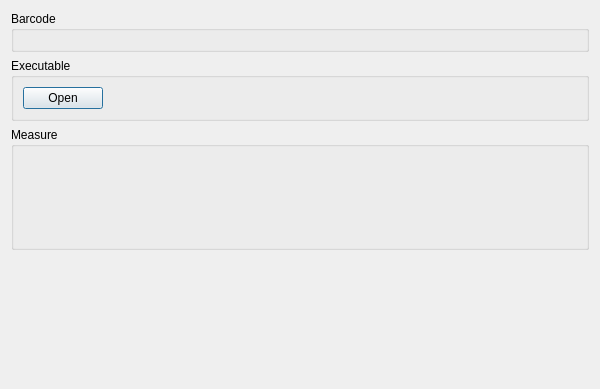
First picture: the form in src/dialogs/runnable_dialog.ui, repository CLSA/cypress, before the edit.
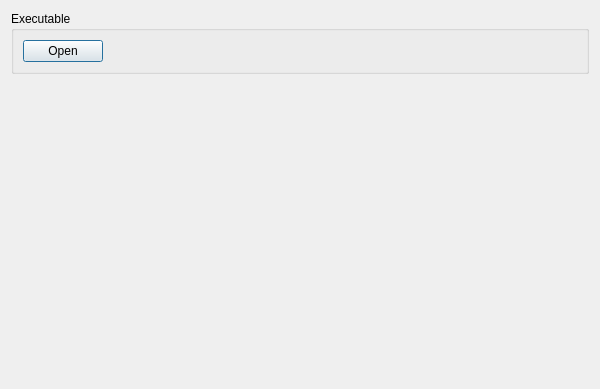
Second picture: the form after the edit. Custom widgets are drawn as their Qt base class.

Diff of the .ui file:
```diff
--- a/src/dialogs/runnable_dialog.ui
+++ b/src/dialogs/runnable_dialog.ui
@@ -20,24 +20,6 @@
    <string/>
   </property>
   <layout class="QVBoxLayout" name="verticalLayout_2">
-   <item>
-    <widget class="QGroupBox" name="idGroupBox">
-     <property name="sizePolicy">
-      <sizepolicy hsizetype="Preferred" vsizetype="Maximum">
-       <horstretch>0</horstretch>
-       <verstretch>0</verstretch>
-      </sizepolicy>
-     </property>
-     <property name="title">
-      <string>Barcode</string>
-     </property>
-     <layout class="QHBoxLayout" name="horizontalLayout">
-      <item>
-       <widget class="BarcodeWidget" name="barcodeWidget" native="true"/>
-      </item>
-     </layout>
-    </widget>
-   </item>
    <item>
     <widget class="QGroupBox" name="pathGroupBox">
      <property name="sizePolicy">
@@ -73,18 +55,6 @@
      </layout>
     </widget>
    </item>
-   <item>
-    <widget class="QGroupBox" name="measureGroupBox">
-     <property name="title">
-      <string>Measure</string>
-     </property>
-     <layout class="QVBoxLayout" name="verticalLayout">
-      <item>
-       <widget class="MeasureWidget" name="measureWidget" native="true"/>
-      </item>
-     </layout>
-    </widget>
-   </item>
    <item>
     <widget class="QStatusBar" name="statusBar">
      <property name="sizeGripEnabled">
@@ -94,24 +64,6 @@
    </item>
   </layout>
  </widget>
- <customwidgets>
-  <customwidget>
-   <class>BarcodeWidget</class>
-   <extends>QWidget</extends>
-   <header>widgets/BarcodeWidget.h</header>
-   <container>1</container>
-  </customwidget>
-  <customwidget>
-   <class>MeasureWidget</class>
-   <extends>QWidget</extends>
-   <header>widgets/MeasureWidget.h</header>
-   <container>1</container>
-  </customwidget>
- </customwidgets>
- <includes>
-  <include location="local">widgets/BarcodeWidget.h</include>
-  <include location="local">widgets/MeasureWidget.h</include>
- </includes>
  <resources/>
  <connections/>
 </ui>
```
